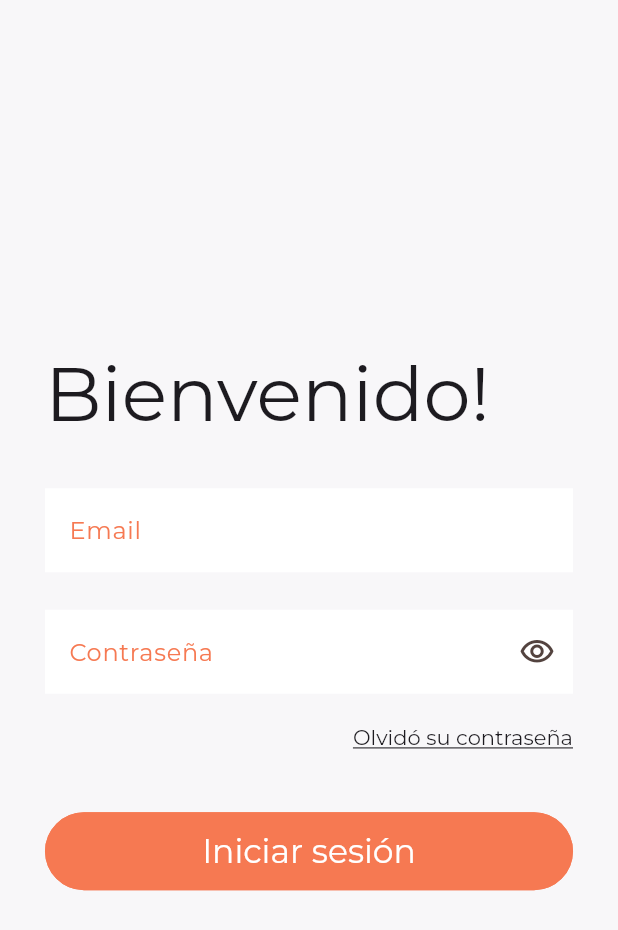
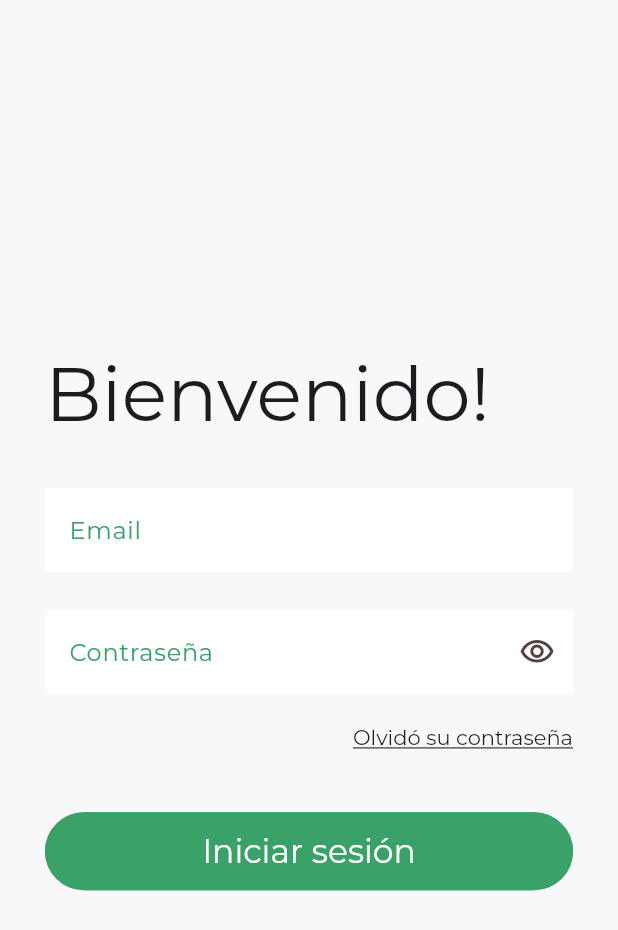
Before and after one commit to stivengm/prueba_tecnica_inlaze, a Flutter app: the screen it shows after launch, on a phone screen of 412 x 824 dp. Shown: the top 930 px of the screen. Run offline on Flutter 3.47's test engine with Material 3 defaults, Android fonts, the phone set to English and light mode, and no system bars; our stand-ins replace connectivity_plus, email_validator, equatable, flutter_bloc, font_awesome_flutter, google_fonts and 1 more.

Commit message:
FIX - Ajuste de colores en el app.

```diff
--- a/lib/gui/app_style.dart
+++ b/lib/gui/app_style.dart
@@ -1,5 +1,5 @@
 import 'package:flutter/material.dart';
 
-const Color primaryColor = Color(0xFFF67952);
+const Color primaryColor = Color(0xFF3AA169); // Color(0xFFF67952)
 const Color backgroundApp = Color(0xFFF8F7F9);
 const Color whiteColor = Colors.white;
--- a/lib/gui/views/home_view/home_view.dart
+++ b/lib/gui/views/home_view/home_view.dart
@@ -149,7 +149,6 @@ class _HomeViewState extends State<HomeView> implements HomeViewModel {
                           child: Column(
                             crossAxisAlignment: CrossAxisAlignment.start,
                             children: [
-                              Text(state.valueSearch),
                               Text("Explorar más...", style: Theme.of(context).textTheme.headlineMedium!.copyWith( fontSize: 20.0 )),
                               const SizedBox(height: 10.0),
                               TextField(
@@ -250,10 +249,6 @@ class _HomeViewState extends State<HomeView> implements HomeViewModel {
                                   books: state.books!,
                                   nameSection: "Nuevos libros",
                                 ),
-                                // HeaderSectionsBooks(
-                                //   books: books,
-                                //   nameSection: "Vistos recientemente",
-                                // ),
                               ],
                             ),
                             // Búsqueda
```
